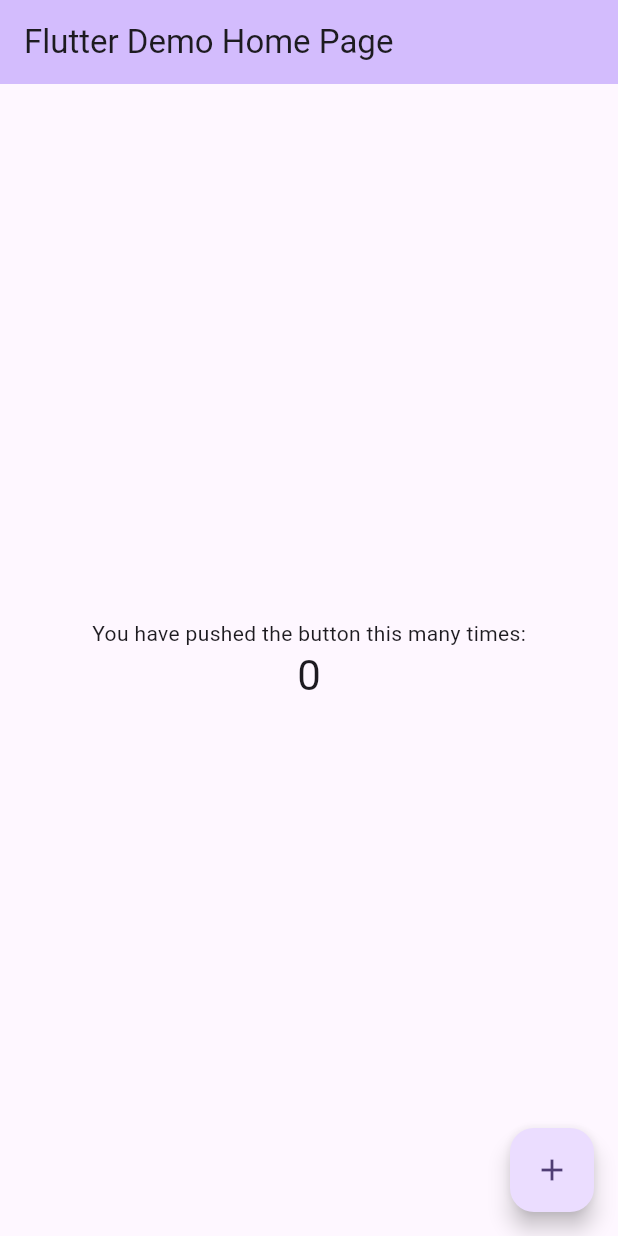
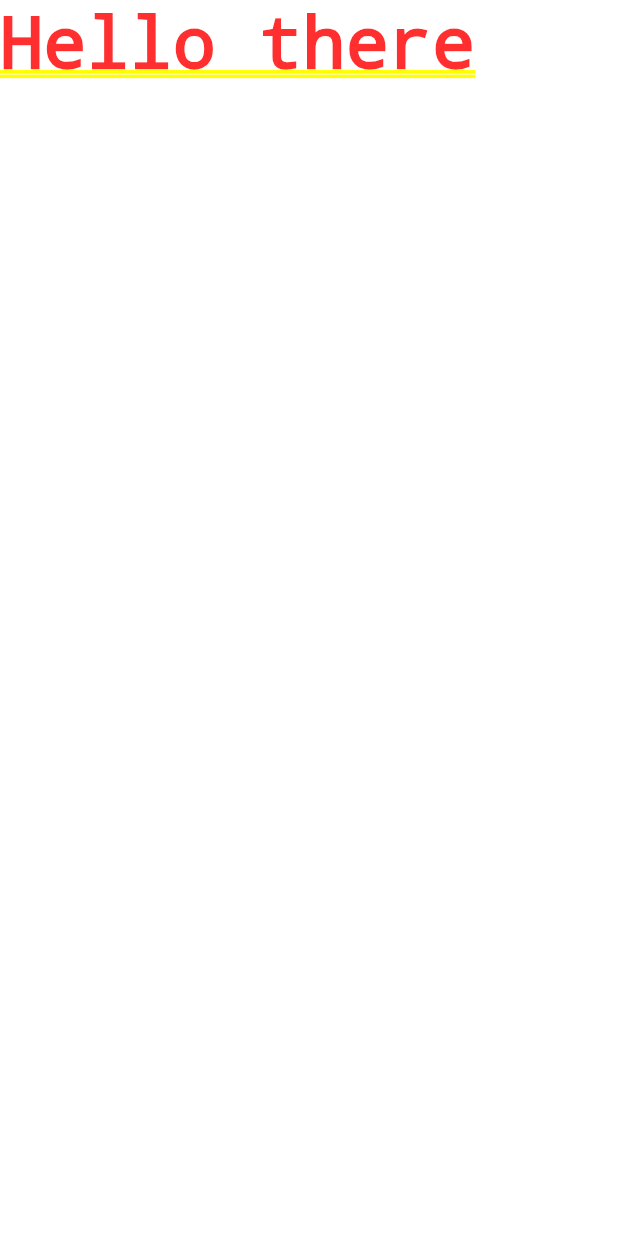
Before and after one commit to suxa56/SafeLife, a Flutter app: the screen it shows after launch, on a phone screen of 412 x 824 dp. Run offline on Flutter 3.47's test engine with Material 3 defaults, Android fonts, the phone set to English and light mode, and no system bars; our stand-ins replace firebase_auth, firebase_core, firebase_database, flutter_bloc, get_it, go_router and 3 more; missing offline and left inert: talker_bloc_logger; accounts and stored records are empty; statements that could not run were skipped.

Commit message:
add router, register screen

```diff
--- a/lib/main.dart
+++ b/lib/main.dart
@@ -1,9 +1,11 @@
 import 'dart:async';
 import 'dart:ui';
 
+import 'package:firebase_core/firebase_core.dart';
 import 'package:flutter/material.dart';
-import 'package:firebase_core/firebase_core.dart';
+import 'package:hackathon/ui/app/app.dart';
 import 'package:talker/talker.dart';
+
 import 'di/injections.dart';
 import 'firebase_options.dart';
 
@@ -23,69 +25,8 @@ void main() async {
       return true;
     };
     // Run App
-    runApp(const MyApp());
+    runApp(const App());
   }, (error, stack) {
     getIt<Talker>().handle(error, stack);
   });
 }
-
-class MyApp extends StatelessWidget {
-  const MyApp({super.key});
-
-  @override
-  Widget build(BuildContext context) {
-    return MaterialApp(
-      title: 'Flutter Demo',
-      theme: ThemeData(
-        colorScheme: ColorScheme.fromSeed(seedColor: Colors.deepPurple),
-      ),
-      home: const MyHomePage(title: 'Flutter Demo Home Page'),
-    );
-  }
-}
-
-class MyHomePage extends StatefulWidget {
-  const MyHomePage({super.key, required this.title});
-
-  final String title;
-
-  @override
-  State<MyHomePage> createState() => _MyHomePageState();
-}
-
-class _MyHomePageState extends State<MyHomePage> {
-  int _counter = 0;
-
-  void _incrementCounter() {
-    setState(() {
-      _counter++;
-    });
-  }
-
-  @override
-  Widget build(BuildContext context) {
-    return Scaffold(
-      appBar: AppBar(
-        backgroundColor: Theme.of(context).colorScheme.inversePrimary,
-        title: Text(widget.title),
-      ),
-      body: Center(
-        child: Column(
-          mainAxisAlignment: MainAxisAlignment.center,
-          children: <Widget>[
-            const Text('You have pushed the button this many times:'),
-            Text(
-              '$_counter',
-              style: Theme.of(context).textTheme.headlineMedium,
-            ),
-          ],
-        ),
-      ),
-      floatingActionButton: FloatingActionButton(
-        onPressed: _incrementCounter,
-        tooltip: 'Increment',
-        child: const Icon(Icons.add),
-      ),
-    );
-  }
-}
--- /dev/null
+++ b/lib/nav/router.dart
@@ -0,0 +1,6 @@
+import 'package:go_router/go_router.dart';
+import 'package:hackathon/ui/register/register_screen.dart';
+
+final router = GoRouter(routes: [
+  GoRoute(path: '/', builder: (context, state) => const RegisterScreen()),
+]);
--- /dev/null
+++ b/lib/ui/app/app.dart
@@ -0,0 +1,19 @@
+import 'package:flutter/material.dart';
+import 'package:hackathon/nav/router.dart';
+
+class App extends StatelessWidget {
+  const App({super.key});
+
+  @override
+  Widget build(BuildContext context) {
+    return MaterialApp.router(
+      title: 'Life safecty',
+      theme: ThemeData(
+        colorScheme: ColorScheme.fromSeed(seedColor: Colors.blue),
+        useMaterial3: true,
+      ),
+      routerConfig: router,
+      themeMode: ThemeMode.system,
+    );
+  }
+}
--- /dev/null
+++ b/lib/ui/register/register_screen.dart
@@ -0,0 +1,15 @@
+import 'package:flutter/material.dart';
+
+class RegisterScreen extends StatefulWidget {
+  const RegisterScreen({super.key});
+
+  @override
+  State<RegisterScreen> createState() => _RegisterScreenState();
+}
+
+class _RegisterScreenState extends State<RegisterScreen> {
+  @override
+  Widget build(BuildContext context) {
+    return Text("Hello there");
+  }
+}
```
Also changed, not shown: 1 other file.
